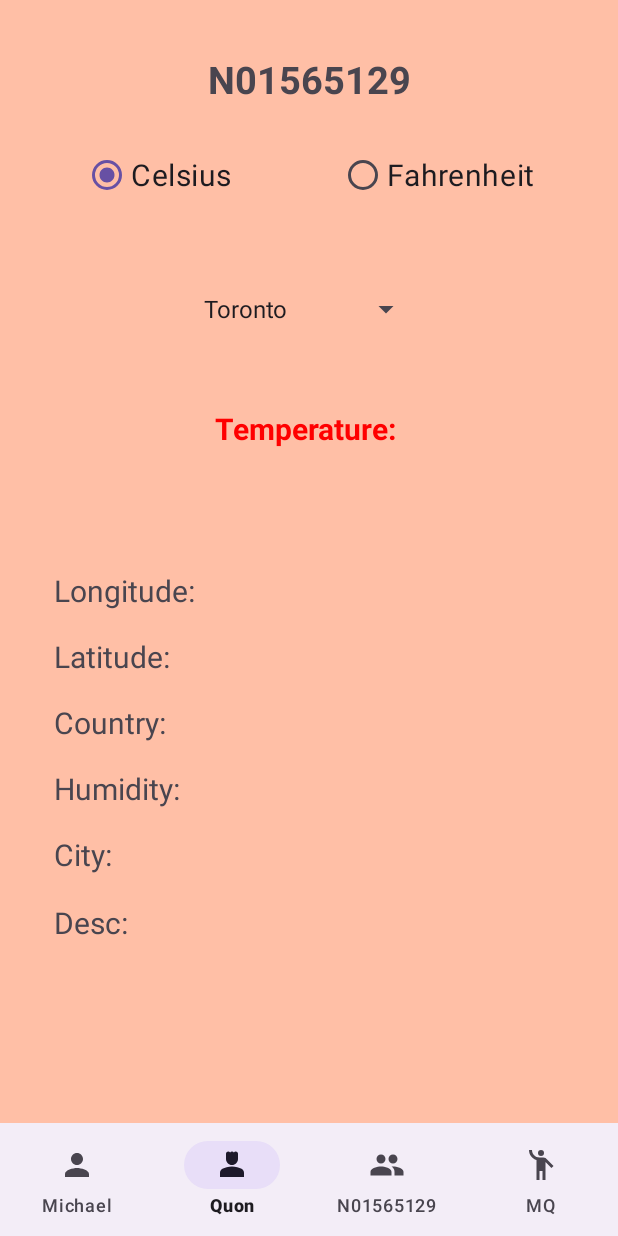
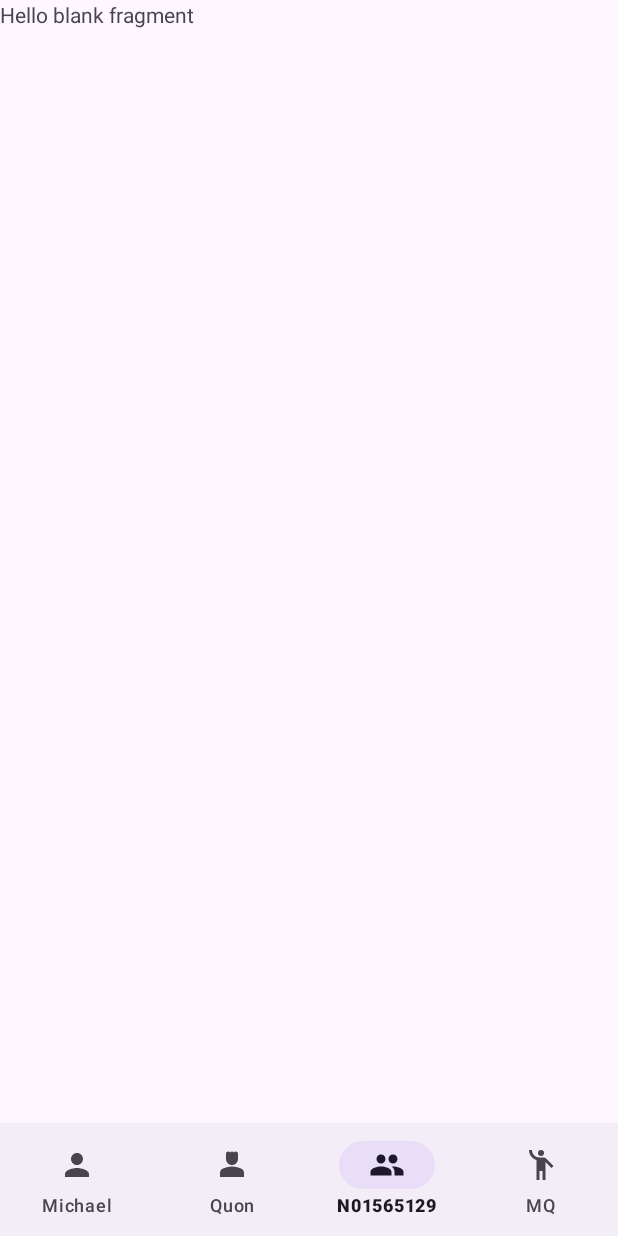
Before and after one commit to Michael-Quon/Android-Studio-Lab-10, an Android app: the screen it shows after launch (QuonActivity10), item 3 of the bottom bar chosen, on a phone screen of 412 x 824 dp. Run offline under Robolectric (Android 15) with nearby library versions, the phone set to English and light mode, and no system bars; pictures from the network do not load.

Commit message:
Made the third screen/fragment N01565129 interactive/accessible.

```diff
--- a/MichaelLab10/src/main/java/michael/quon/n01565129/mq/Mi1chaelFragment.java
+++ b/MichaelLab10/src/main/java/michael/quon/n01565129/mq/Mi1chaelFragment.java
@@ -36,7 +36,6 @@ public class Mi1chaelFragment extends Fragment {
             "https://assets.pokemon.com/assets/cms2/img/pokedex/full/004.png",
             "https://assets.pokemon.com/assets/cms2/img/pokedex/full/007.png"
     };
-
 
     public Mi1chaelFragment() {
         // Required empty public constructor
@@ -95,8 +94,6 @@ public class Mi1chaelFragment extends Fragment {
                         }
                     })
                     .into(imageView); // ImageView to load the image into
-
-
         });
 
         return view;
--- /dev/null
+++ b/MichaelLab10/src/main/java/michael/quon/n01565129/mq/N013454129Fragment.java
@@ -0,0 +1,24 @@
+// Michael Quon N01565129
+package michael.quon.n01565129.mq;
+
+import android.os.Bundle;
+
+import androidx.fragment.app.Fragment;
+
+import android.view.LayoutInflater;
+import android.view.View;
+import android.view.ViewGroup;
+
+public class N013454129Fragment extends Fragment {
+
+    public N013454129Fragment() {
+        // Required empty public constructor
+    }
+
+    @Override
+    public View onCreateView(LayoutInflater inflater, ViewGroup container,
+                             Bundle savedInstanceState) {
+        // Inflate the layout for this fragment
+        return inflater.inflate(R.layout.fragment_n013454129, container, false);
+    }
+}
--- a/MichaelLab10/src/main/java/michael/quon/n01565129/mq/QuonActivity10.java
+++ b/MichaelLab10/src/main/java/michael/quon/n01565129/mq/QuonActivity10.java
@@ -26,7 +26,7 @@ public class QuonActivity10 extends AppCompatActivity implements BottomNavigatio
 
     Mi1chaelFragment mi1chaelFragment = new Mi1chaelFragment();
     Qu2onFragment qu2onFragment = new Qu2onFragment();
-  //  SettingsFragment settingsFragment = new SettingsFragment();
+    N013454129Fragment n013454129Fragment = new N013454129Fragment();
     //MichaelFragment michaelFragment = new MichaelFragment();
 
     @Override
@@ -48,14 +48,14 @@ public class QuonActivity10 extends AppCompatActivity implements BottomNavigatio
                     .commit();
             return true;
         }
-//
-//        if (itemId == R.id.Mic_N01565129) {
-//            getSupportFragmentManager()
-//                    .beginTransaction()
-//                //    .replace(R.id.MicFlFragment, n013565129Fragment)
-//                    .commit();
-//            return true;
-//        }
+
+        if (itemId == R.id.Mic_N01565129) {
+            getSupportFragmentManager()
+                    .beginTransaction()
+                    .replace(R.id.MicFlFragment, n013454129Fragment)
+                    .commit();
+            return true;
+        }
 //
 //        if (itemId == R.id.Mic_MQ) {
 //            getSupportFragmentManager()
--- /dev/null
+++ b/MichaelLab10/src/main/res/layout/fragment_n013454129.xml
@@ -0,0 +1,14 @@
+<?xml version="1.0" encoding="utf-8"?>
+<FrameLayout xmlns:android="http://schemas.android.com/apk/res/android"
+    xmlns:tools="http://schemas.android.com/tools"
+    android:layout_width="match_parent"
+    android:layout_height="match_parent"
+    tools:context=".N013454129Fragment">
+
+    <!-- TODO: Update blank fragment layout -->
+    <TextView
+        android:layout_width="match_parent"
+        android:layout_height="match_parent"
+        android:text="@string/hello_blank_fragment" />
+
+</FrameLayout>
--- a/MichaelLab10/src/main/res/values/strings.xml
+++ b/MichaelLab10/src/main/res/values/strings.xml
@@ -78,4 +78,6 @@
         <item>Tokyo</item>
         <item>Sydney</item>
     </string-array>
+    <!-- TODO: Remove or change this placeholder text -->
+    <string name="hello_blank_fragment">Hello blank fragment</string>
 </resources>
```
